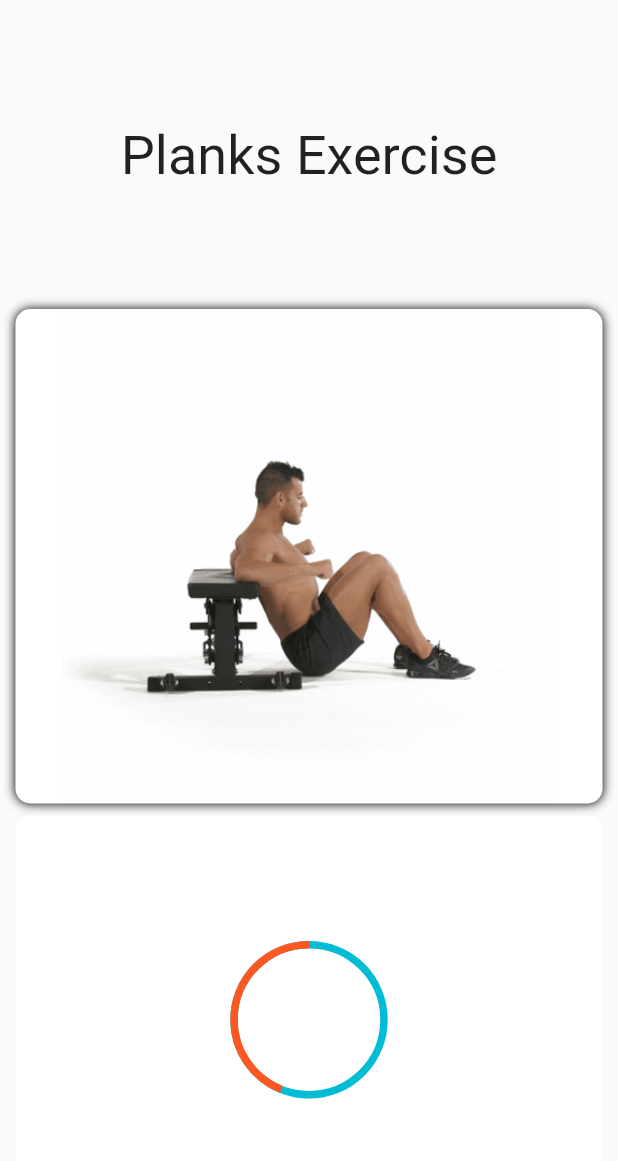
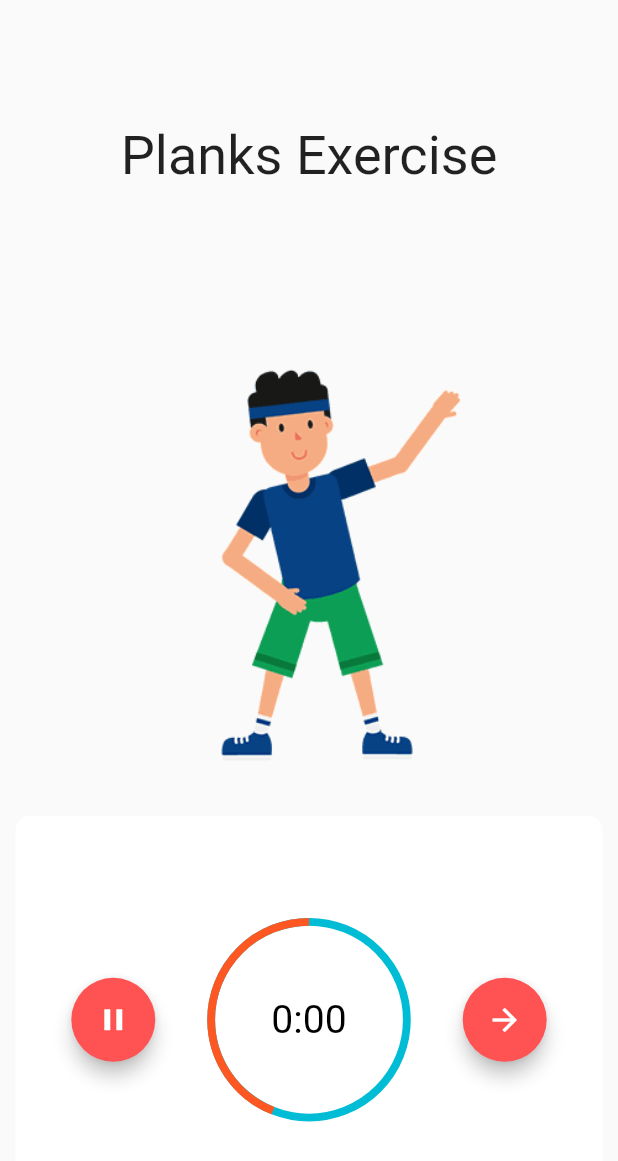
Before and after one commit to YasinGujjar/real_bodies, a Flutter app: the screen it shows after launch, on a phone screen of 412 x 824 dp. Shown: the top 1161 px of the screen. Run offline on Flutter 3.47's test engine with Material 2 defaults, Android fonts, the phone set to English and light mode, and no system bars; our stand-ins replace flutter_swiper.

Commit message:
floating buttons with time stamp at centre

```diff
--- a/lib/pages/exercise.dart
+++ b/lib/pages/exercise.dart
@@ -7,7 +7,39 @@ class Exercise extends StatefulWidget {
   _ExerciseState createState() => _ExerciseState();
 }
 
-class _ExerciseState extends State<Exercise> {
+class _ExerciseState extends State<Exercise> with
+    SingleTickerProviderStateMixin {
+
+  AnimationController _floatBtnAnimController;
+  bool _isPlaying = false;
+
+
+
+
+  @override
+  void initState() {
+    super.initState();
+    _floatBtnAnimController =
+        AnimationController(vsync: this, duration: Duration(milliseconds: 300));
+  }
+
+  @override
+  void dispose() {
+    super.dispose();
+    _floatBtnAnimController.dispose();
+  }
+
+
+  void _handleOnPressed() {
+    setState(() {
+      _isPlaying = !_isPlaying;
+      _isPlaying
+          ? _floatBtnAnimController.forward()
+          : _floatBtnAnimController.reverse();
+    });
+  }
+
+
   @override
   Widget build(BuildContext context) {
     double width = MediaQuery.of(context).size.width;
@@ -32,28 +64,28 @@ class _ExerciseState extends State<Exercise> {
           Container(
             height: height * 0.40,
             width: width * 0.95,
-            decoration: BoxDecoration(
-                color: Palette.primaryColor,
+//            decoration: BoxDecoration(
+//                color: Palette.primaryColor,
+//
+//                borderRadius: BorderRadius.all(
+//                  Radius.circular(10.0),
+//                ),
+//                boxShadow: <BoxShadow>[
+//                  const BoxShadow(
+//                    color: const Color(0xFF000000),
+//                    offset: Offset.zero,
+//                    blurRadius: 5.0,
+//                    spreadRadius: 0.0,
+//                  ),
+//                ]),
 
-                borderRadius: BorderRadius.all(
-                  Radius.circular(10.0),
-                ),
-                boxShadow: <BoxShadow>[
-                  const BoxShadow(
-                    color: const Color(0xFF000000),
-                    offset: Offset.zero,
-                    blurRadius: 5.0,
-                    spreadRadius: 0.0,
-                  ),
-                ]),
-
-              child: Center(                     //remove centre to fill and stretch the image
+            child: Center(
+              //remove centre to fill and stretch the image
               // child: FittedBox(
               // fit: BoxFit.fill,
               child: Image.asset('assets/images/exercise.gif'),
               // ),
             ),
-
           ),
           Container(
             height: height * 0.01,
@@ -68,10 +100,46 @@ class _ExerciseState extends State<Exercise> {
                 Radius.circular(10.0),
               ),
             ),
+            child: Row(
+              children: <Widget>[
+                Expanded(
                   child: Center(
                     child: FittedBox(
-                fit: BoxFit.fill,
-                  child: CountDownTimer()),
+                      fit: BoxFit.cover,
+                      child: FloatingActionButton(
+                        child: AnimatedIcon(icon: AnimatedIcons.pause_play, progress: _floatBtnAnimController),
+                        backgroundColor: Colors.redAccent,
+                        foregroundColor: Colors.white,
+                        elevation: 5.0,
+                        onPressed: () => _handleOnPressed(),
+                      ),
+                    ),
+                  ),
+                ),
+                Expanded(
+                  child: Center(
+                    child: FittedBox(
+                      fit: BoxFit.cover,
+                      child: CountDownTimer(),
+                    ),
+                  ),
+                ),
+                Expanded(
+                  child: Center(
+                    child: FittedBox(
+                      fit: BoxFit.cover, //as small fill for as large
+                      child: FloatingActionButton(
+                        child: Icon(Icons.arrow_forward),
+                        backgroundColor: Colors.redAccent,
+                        foregroundColor: Colors.white,
+                        elevation: 5.0,
+
+                        onPressed: () =>{},
+                      ),
+                    ),
+                  ),
+                ),
+              ],
             ),
           )
         ],
--- a/lib/ui/widgets/count_down_timer.dart
+++ b/lib/ui/widgets/count_down_timer.dart
@@ -38,9 +38,11 @@ with TickerProviderStateMixin
 
   @override
   Widget build(BuildContext context) {
-    return Container(
-      height: 100,
-      width: 100,
+    return  Stack(
+        children: <Widget>[
+           Container(
+            height: 200,
+            width: 200,
             child:
             AnimatedBuilder(
               animation: _animationController,
@@ -52,9 +54,30 @@ with TickerProviderStateMixin
                 animation: _animationController,
                 backgroundColor: Colors.cyan,
                 color: Palette.orange,
-        ),);
+              ),
+            );
         },
         ),
+        ),
+
+
+            Positioned.fill(
+              child: Center(
+                child: FittedBox(
+                  fit: BoxFit.contain,
+                  child: Text(
+                    "0:00",
+                    style: TextStyle(
+                        fontSize: 40.0,
+                        color: Colors.black),
+                  ),
+                ),
+              ),
+            ),
+
+
+      ],
+
     );
   }
 }
@@ -76,7 +99,7 @@ class CustomTimerPainter extends CustomPainter{
   void paint(Canvas canvas, Size size) {
     Paint paint = Paint()
       ..color = backgroundColor
-      ..strokeWidth = 5.0
+      ..strokeWidth = 8.0
       ..strokeCap = StrokeCap.butt
       ..style = PaintingStyle.stroke;
 
```
Also changed, not shown: assets/images/exercise.gif. Lines whose indentation alone changed are shown as unchanged.
